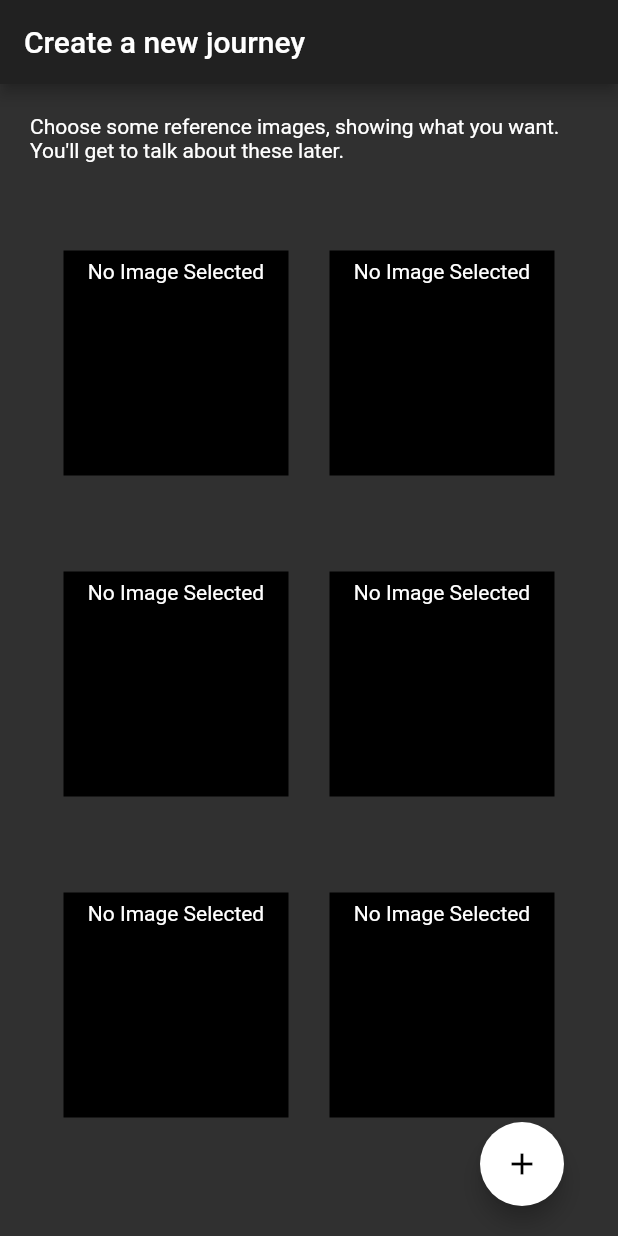
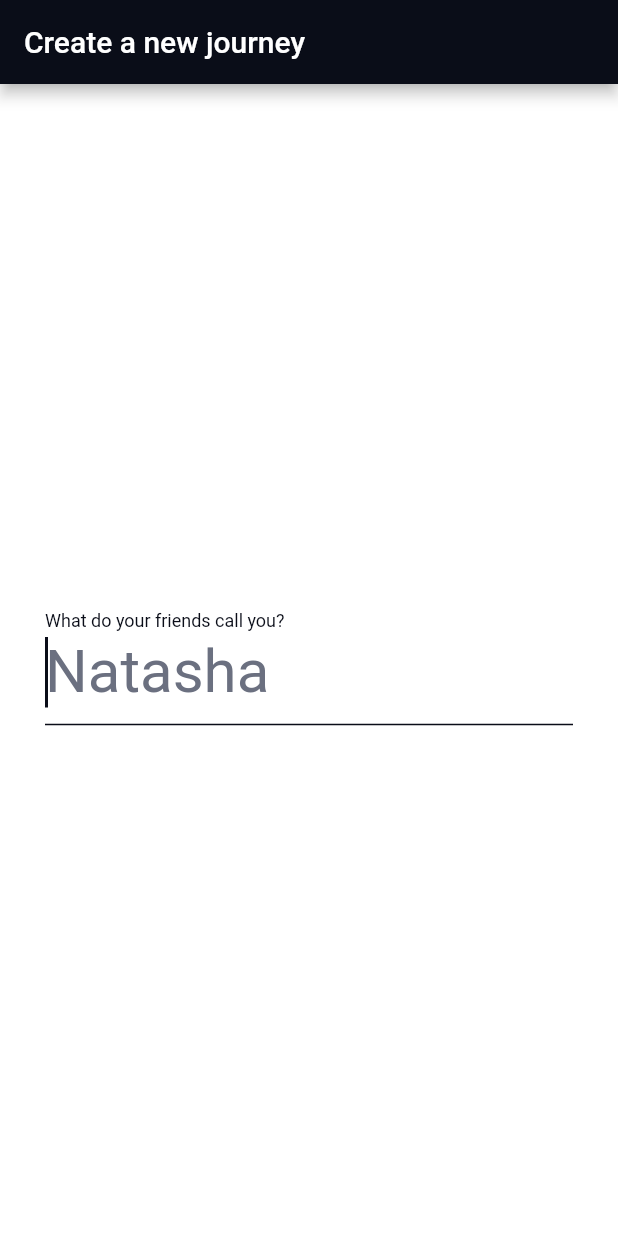
Before and after one commit to inkstep/mobile-app-firebase, a Flutter app: the screen it shows after launch, on a phone screen of 412 x 824 dp. Run offline on Flutter 3.47's test engine with Material 2 defaults, Android fonts, the phone set to English and light mode, and no system bars; our stand-ins replace image_picker.

Commit message:
Typeform-esque text entry (#2)
Set initial page to first

Remove leftover references to my_app

Add theme colours as constants and update ThemeData

Update info_gathering page to include nameQ with ShortTextInput

Add basic styling for ShortTextInput

Unfocus text input and animate to next page

Extract out remaining constants from build stage

```diff
--- a/lib/info_gathering.dart
+++ b/lib/info_gathering.dart
@@ -1,6 +1,7 @@
 import 'package:flutter/cupertino.dart';
 import 'package:flutter/material.dart';
-import 'package:my_app/widgets.dart';
+import 'package:inkstep/widgets.dart';
+import 'package:inkstep/info_gathering/short_text_input.dart';
 
 import 'info_gathering/concept_question.dart';
 
@@ -11,8 +12,10 @@ class NewJourneyRoute extends StatefulWidget {
 
 class _NewJourneyRouteState extends State<NewJourneyRoute> {
   final controller = PageController(
-    initialPage: 1,
+    initialPage: 0,
   );
+
+  Widget get nameQ => ShortTextInput(controller, "What do your friends call you?", "Natasha");
 
   Widget get styleQ => JourneyCard("style");
 
@@ -38,6 +41,7 @@ class _NewJourneyRouteState extends State<NewJourneyRoute> {
         controller: controller,
         scrollDirection: Axis.vertical,
         children: <Widget>[
+          nameQ,
           conceptQ,
 //          styleQ,
 //          positionQ,
--- /dev/null
+++ b/lib/info_gathering/short_text_input.dart
@@ -0,0 +1,65 @@
+import 'package:flutter/material.dart';
+
+import '../main.dart';
+
+class ShortTextInput extends StatelessWidget {
+  ShortTextInput(this.formController, this.labelText,
+      this.hintText, {this.height=100});
+
+  final PageController formController;
+  final String labelText;
+  final String hintText;
+  final double height;
+  final FocusNode focus = FocusNode();
+
+  final kDuration = Duration(milliseconds: 300);
+  final kCurve = Curves.ease;
+
+  final nameFontSize = 40.0;
+  final labelFontSize = 16.0;
+
+  final underlineBorder = UnderlineInputBorder(
+    borderSide: BorderSide(
+      color: darkColor,
+      style: BorderStyle.solid,
+    ),
+  );
+
+  final kPadding = EdgeInsets.all(30);
+
+  @override
+  Widget build(BuildContext context) {
+    return Container(
+      width: 100,
+      height: height,
+      decoration: new BoxDecoration(
+        color: Colors.white,
+      ),
+      padding: kPadding,
+      child: Center(
+        child:
+        TextFormField(
+          autofocus: true,
+          key: Key('name'),
+          style: TextStyle(color: darkColor, fontSize: nameFontSize),
+          cursorColor: darkColor,
+          decoration: InputDecoration(
+            hintText: hintText,
+            labelText: labelText,
+            focusedBorder: underlineBorder,
+            enabledBorder: underlineBorder,
+            labelStyle: TextStyle(color: darkColor, fontSize: labelFontSize),
+            hintStyle: hintStyle,
+          ),
+          focusNode: focus,
+          textInputAction: TextInputAction.next,
+          onFieldSubmitted: (term){
+            print('NAME: $term');
+            focus.unfocus();
+            formController.animateToPage(1, duration: kDuration, curve: kCurve);
+          },
+        ),
+      )
+    );
+  }
+}
--- a/lib/main.dart
+++ b/lib/main.dart
@@ -1,7 +1,10 @@
 import 'package:flutter/material.dart';
-import 'package:my_app/info_gathering.dart';
-import 'package:my_app/widgets.dart';
-import 'info_gathering/concept_question.dart';
+import 'package:inkstep/info_gathering.dart';
+import 'package:inkstep/widgets.dart';
+
+var darkColor = Color(0xFF0A0D18);
+var grayColor = Color(0xFF6B7080);
+var hintStyle = TextStyle(color: grayColor);
 
 void main() => runApp(Inkstep());
 
@@ -10,7 +13,12 @@ class Inkstep extends StatelessWidget {
   Widget build(BuildContext context) {
     return MaterialApp(
       title: 'Inkstep',
-      theme: ThemeData(brightness: Brightness.dark, accentColor: Colors.white),
+      theme: ThemeData(
+        brightness: Brightness.dark,
+        accentColor: Colors.white,
+        // Cursor colors
+        primaryColor: darkColor,
+      ),
       home: NewJourneyRoute(),//TopTabs(),
     );
   }
--- a/lib/widgets.dart
+++ b/lib/widgets.dart
@@ -1,5 +1,5 @@
 import 'package:flutter/material.dart';
-import 'package:my_app/info_gathering.dart';
+import 'package:inkstep/info_gathering.dart';
 
 class JourneyPage extends StatelessWidget {
   @override
--- a/pubspec.yaml
+++ b/pubspec.yaml
@@ -1,5 +1,5 @@
-name: my_app
-description: A new Flutter project.
+name: inkstep
+description: With you every step of the way
 
 # The following defines the version and build number for your application.
 # A version number is three numbers separated by dots, like 1.2.43
```
Also changed, not shown: 3 other files.
